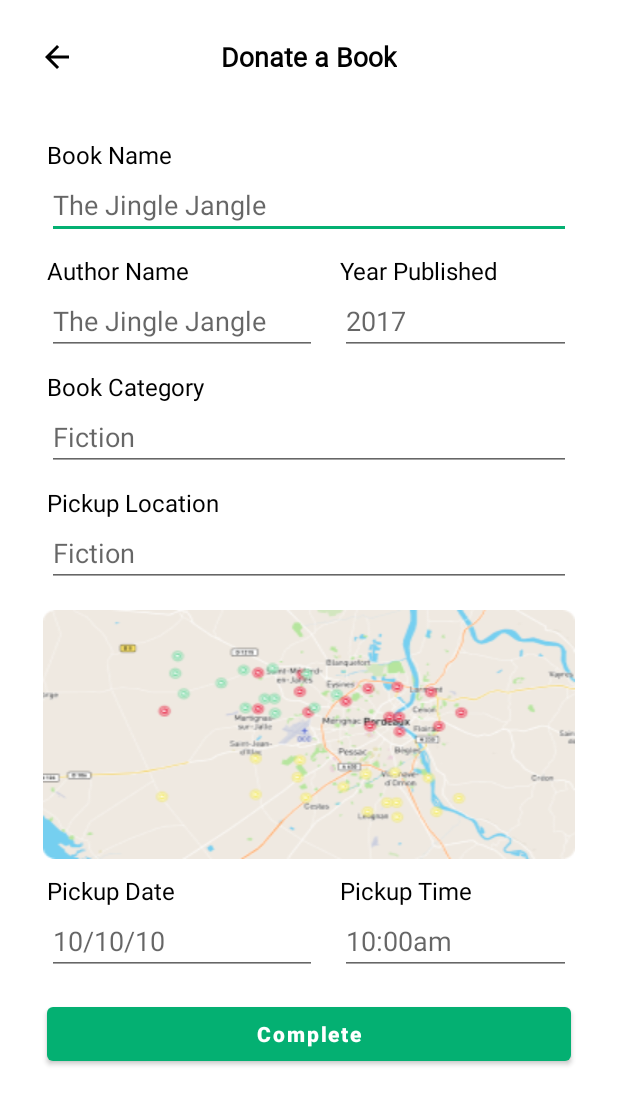
After one commit to emmanuelkech/Emmy_iBook, an Android app: the fragment DonateFragment shown on its own in the app's theme, on a phone screen of 412 x 824 dp. The commit adds this screen. Shown: the top 1105 px of the screen. Run offline under Robolectric (Android 15) with nearby library versions, the phone set to English and light mode, and no system bars.

Commit message:
Donate a book Screen

```diff
--- /dev/null
+++ b/app/src/main/java/com/example/emmy_ibook/fragments/DonateFragment.kt
@@ -0,0 +1,19 @@
+package com.example.emmy_ibook.fragments
+
+import android.os.Bundle
+import androidx.fragment.app.Fragment
+import android.view.LayoutInflater
+import android.view.View
+import android.view.ViewGroup
+import com.example.emmy_ibook.R
+
+class DonateFragment : Fragment() {
+
+    override fun onCreateView(
+        inflater: LayoutInflater, container: ViewGroup?,
+        savedInstanceState: Bundle?
+    ): View? {
+        // Inflate the layout for this fragment
+        return inflater.inflate(R.layout.fragment_donate, container, false)
+    }
+}
--- /dev/null
+++ b/app/src/main/res/drawable-v24/back.xml
@@ -0,0 +1,10 @@
+<vector xmlns:android="http://schemas.android.com/apk/res/android"
+    android:width="24dp"
+    android:height="24dp"
+    android:viewportWidth="24"
+    android:viewportHeight="24"
+    android:tint="?attr/colorControlNormal">
+  <path
+      android:fillColor="@android:color/white"
+      android:pathData="M20,11H7.83l5.59,-5.59L12,4l-8,8 8,8 1.41,-1.41L7.83,13H20v-2z"/>
+</vector>
--- /dev/null
+++ b/app/src/main/res/layout/fragment_donate.xml
@@ -0,0 +1,213 @@
+<?xml version="1.0" encoding="utf-8"?>
+<LinearLayout xmlns:android="http://schemas.android.com/apk/res/android"
+    xmlns:app="http://schemas.android.com/apk/res-auto"
+    xmlns:tools="http://schemas.android.com/tools"
+    android:layout_width="match_parent"
+    android:layout_height="match_parent"
+    android:orientation="vertical"
+    tools:context=".fragments.DonateFragment">
+
+    <com.google.android.material.appbar.MaterialToolbar
+        android:id="@+id/tool_bar"
+        android:layout_width="match_parent"
+        android:layout_margin="10dp"
+        android:layout_height="wrap_content">
+
+        <ImageView
+            android:layout_width="wrap_content"
+            android:layout_height="wrap_content"
+            android:src="@drawable/back"
+            app:tint="@color/black"
+            android:contentDescription="@string/back_arrow" />
+
+        <TextView
+            android:layout_width="wrap_content"
+            android:layout_height="wrap_content"
+            android:layout_gravity="center"
+            android:fontFamily="@font/sf_pro_rounded_regular"
+            android:text="@string/donate_a_book"
+            android:textColor="@color/black"
+            android:textSize="18sp"
+            android:textStyle="bold" />
+
+    </com.google.android.material.appbar.MaterialToolbar>
+
+    <ScrollView
+        android:layout_width="match_parent"
+        android:layout_height="wrap_content"
+        android:padding="16dp"
+        android:scrollbars="none">
+
+        <RelativeLayout
+            android:layout_width="match_parent"
+            android:layout_height="wrap_content">
+
+            <TextView
+                android:id="@+id/title1"
+                android:layout_width="wrap_content"
+                android:layout_height="wrap_content"
+                android:layout_marginStart="15dp"
+                android:text="@string/book_name"
+                android:textColor="@color/black"
+                android:textSize="16sp" />
+
+            <com.google.android.material.textfield.TextInputEditText
+                android:id="@+id/edit_text1"
+                android:layout_width="match_parent"
+                android:layout_height="wrap_content"
+                android:layout_below="@id/title1"
+                android:layout_marginStart="15dp"
+                android:layout_marginEnd="15dp"
+                android:hint="@string/the_jingle_jangle" />
+
+            <TextView
+                android:id="@+id/title2"
+                android:layout_width="180dp"
+                android:layout_height="wrap_content"
+                android:layout_below="@id/edit_text1"
+                android:layout_marginStart="15dp"
+                android:layout_marginTop="10dp"
+                android:text="@string/author_name"
+                android:textColor="@color/black"
+                android:textSize="16sp" />
+
+            <com.google.android.material.textfield.TextInputEditText
+                android:id="@+id/edit_text2"
+                android:layout_width="180dp"
+                android:layout_height="wrap_content"
+                android:layout_below="@id/title2"
+                android:layout_marginStart="15dp"
+                android:hint="@string/the_jingle_jangle" />
+
+            <TextView
+                android:id="@+id/title3"
+                android:layout_width="wrap_content"
+                android:layout_height="wrap_content"
+                android:layout_below="@id/edit_text1"
+                android:layout_marginStart="15dp"
+                android:layout_marginTop="10dp"
+                android:layout_marginEnd="15dp"
+                android:layout_toEndOf="@id/title2"
+                android:text="@string/year_published"
+                android:textColor="@color/black"
+                android:textSize="16sp" />
+
+            <com.google.android.material.textfield.TextInputEditText
+                android:id="@+id/edit_text3"
+                android:layout_width="match_parent"
+                android:layout_height="wrap_content"
+                android:layout_below="@id/title2"
+                android:layout_marginStart="15dp"
+                android:layout_marginEnd="15dp"
+                android:layout_toEndOf="@id/edit_text2"
+                android:hint="@string/_2017" />
+
+            <TextView
+                android:id="@+id/title4"
+                android:layout_width="wrap_content"
+                android:layout_height="wrap_content"
+                android:layout_below="@id/edit_text2"
+                android:layout_marginStart="15dp"
+                android:layout_marginTop="10dp"
+                android:text="@string/book_category"
+                android:textColor="@color/black"
+                android:textSize="16sp" />
+
+            <com.google.android.material.textfield.TextInputEditText
+                android:id="@+id/edit_text4"
+                android:layout_width="match_parent"
+                android:layout_height="wrap_content"
+                android:layout_below="@id/title4"
+                android:layout_marginStart="15dp"
+                android:layout_marginEnd="15dp"
+                android:hint="@string/fiction" />
+
+            <TextView
+                android:id="@+id/title5"
+                android:layout_width="wrap_content"
+                android:layout_height="wrap_content"
+                android:layout_below="@id/edit_text4"
+                android:layout_marginStart="15dp"
+                android:layout_marginTop="10dp"
+                android:text="@string/pickup_location"
+                android:textColor="@color/black"
+                android:textSize="16sp" />
+
+            <com.google.android.material.textfield.TextInputEditText
+                android:id="@+id/edit_text5"
+                android:layout_width="match_parent"
+                android:layout_height="wrap_content"
+                android:layout_below="@id/title5"
+                android:layout_marginStart="15dp"
+                android:layout_marginEnd="15dp"
+                android:hint="@string/fiction" />
+
+            <ImageView
+                android:id="@+id/img"
+                android:layout_width="match_parent"
+                android:layout_height="wrap_content"
+                android:layout_below="@id/edit_text5"
+                android:layout_centerInParent="true"
+                android:layout_marginStart="10dp"
+                android:layout_marginTop="15dp"
+                android:layout_marginEnd="15dp"
+                android:scaleType="fitXY"
+                android:src="@drawable/card"
+                android:contentDescription="@string/card_image" />
+
+            <TextView
+                android:id="@+id/title6"
+                android:layout_width="180dp"
+                android:layout_height="wrap_content"
+                android:layout_below="@id/img"
+                android:layout_marginStart="15dp"
+                android:layout_marginTop="10dp"
+                android:text="@string/pickup_date"
+                android:textColor="@color/black"
+                android:textSize="16sp" />
+
+            <com.google.android.material.textfield.TextInputEditText
+                android:id="@+id/edit_text6"
+                android:layout_width="180dp"
+                android:layout_height="wrap_content"
+                android:layout_below="@id/title6"
+                android:layout_marginStart="15dp"
+                android:hint="@string/_10_10_10" />
+
+            <TextView
+                android:id="@+id/title7"
+                android:layout_width="wrap_content"
+                android:layout_height="wrap_content"
+                android:layout_below="@id/img"
+                android:layout_marginStart="15dp"
+                android:layout_marginTop="10dp"
+                android:layout_marginEnd="15dp"
+                android:layout_toEndOf="@id/title6"
+                android:text="@string/pickup_time"
+                android:textColor="@color/black"
+                android:textSize="16sp" />
+
+            <com.google.android.material.textfield.TextInputEditText
+                android:id="@+id/edit_text7"
+                android:layout_width="match_parent"
+                android:layout_height="wrap_content"
+                android:layout_below="@id/title7"
+                android:layout_marginStart="15dp"
+                android:layout_marginEnd="15dp"
+                android:layout_toEndOf="@id/edit_text6"
+                android:hint="@string/_10_00am" />
+
+            <com.google.android.material.button.MaterialButton
+                android:layout_width="match_parent"
+                android:layout_height="wrap_content"
+                android:layout_below="@id/edit_text7"
+                android:layout_margin="15dp"
+                android:text="@string/complete"
+                android:textAllCaps="false"
+                android:textStyle="bold"/>
+
+        </RelativeLayout>
+
+    </ScrollView>
+
+</LinearLayout>
--- a/app/src/main/res/values/strings.xml
+++ b/app/src/main/res/values/strings.xml
@@ -1,5 +1,5 @@
 <resources>
-    <string name="app_name">Emmy_iBook</string>
+    <string name="app_name">iBook</string>
 
     <string name="title1">Education</string>
     <string name="title2">Relationship</string>
@@ -45,4 +45,21 @@
     <string name="best_reads">Best Reads</string>
     <string name="explore_categories">Explore Categories</string>
     <string name="more">More</string>
+
+    <string name="back_arrow">back arrow</string>
+    <string name="donate_a_book">Donate a Book</string>
+    <string name="book_name">Book Name</string>
+    <string name="the_jingle_jangle">The Jingle Jangle</string>
+    <string name="author_name">Author Name</string>
+    <string name="year_published">Year Published</string>
+    <string name="_2017">2017</string>
+    <string name="book_category">Book Category</string>
+    <string name="fiction">Fiction</string>
+    <string name="pickup_location">Pickup Location</string>
+    <string name="card_image">card image</string>
+    <string name="pickup_date">Pickup Date</string>
+    <string name="_10_10_10">10/10/10</string>
+    <string name="pickup_time">Pickup Time</string>
+    <string name="_10_00am">10:00am</string>
+    <string name="complete">Complete</string>
 </resources>
```
Also changed, not shown: app/src/main/res/drawable-v24/card.png (added).
